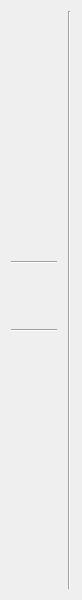
First picture: the form in HR_Managment_System_Application/nav/navbar_compact.ui, repository MehmetMertt/twentyONE_HR_System, before the edit.
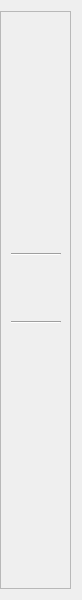
Second picture: the form after the edit. Icons and pictures are not drawn.

Commit message: zeittracking fixes, navbar fixes

Patch:
```diff
--- a/HR_Managment_System_Application/nav/navbar_compact.ui
+++ b/HR_Managment_System_Application/nav/navbar_compact.ui
@@ -10,10 +10,22 @@
     <height>600</height>
    </rect>
   </property>
+  <property name="sizePolicy">
+   <sizepolicy hsizetype="Preferred" vsizetype="Maximum">
+    <horstretch>0</horstretch>
+    <verstretch>0</verstretch>
+   </sizepolicy>
+  </property>
+  <property name="minimumSize">
+   <size>
+    <width>0</width>
+    <height>0</height>
+   </size>
+  </property>
   <property name="maximumSize">
    <size>
-    <width>82</width>
-    <height>16777215</height>
+    <width>83</width>
+    <height>700</height>
    </size>
   </property>
   <property name="palette">
@@ -183,6 +195,37 @@
    <string>Form</string>
   </property>
   <layout class="QHBoxLayout" name="horizontalLayout_2">
+   <property name="leftMargin">
+    <number>0</number>
+   </property>
+   <item>
+    <widget class="QFrame" name="navbar_container">
+     <property name="frameShape">
+      <enum>QFrame::StyledPanel</enum>
+     </property>
+     <property name="frameShadow">
+      <enum>QFrame::Raised</enum>
+     </property>
+     <layout class="QHBoxLayout" name="horizontalLayout">
+      <property name="leftMargin">
+       <number>0</number>
+      </property>
+      <item>
+       <spacer name="horizontalSpacer">
+        <property name="orientation">
+         <enum>Qt::Horizontal</enum>
+        </property>
+        <property name="sizeType">
+         <enum>QSizePolicy::Fixed</enum>
+        </property>
+        <property name="sizeHint" stdset="0">
+         <size>
+          <width>10</width>
+          <height>20</height>
+         </size>
+        </property>
+       </spacer>
+      </item>
    <item>
     <layout class="QVBoxLayout" name="verticalLayout_2">
      <item>
@@ -195,8 +238,8 @@
        </property>
        <property name="sizeHint" stdset="0">
         <size>
-         <width>20</width>
-         <height>20</height>
+            <width>5</width>
+            <height>5</height>
         </size>
        </property>
       </spacer>
@@ -479,27 +522,7 @@
      </item>
     </layout>
    </item>
-   <item>
-    <spacer name="horizontalSpacer">
-     <property name="orientation">
-      <enum>Qt::Horizontal</enum>
-     </property>
-     <property name="sizeType">
-      <enum>QSizePolicy::Fixed</enum>
-     </property>
-     <property name="sizeHint" stdset="0">
-      <size>
-       <width>5</width>
-       <height>20</height>
-      </size>
-     </property>
-    </spacer>
-   </item>
-   <item>
-    <widget class="Line" name="line">
-     <property name="orientation">
-      <enum>Qt::Vertical</enum>
-     </property>
+     </layout>
     </widget>
    </item>
   </layout>
```
Lines whose indentation alone changed are shown as unchanged. The commit also changes 9 other files.
